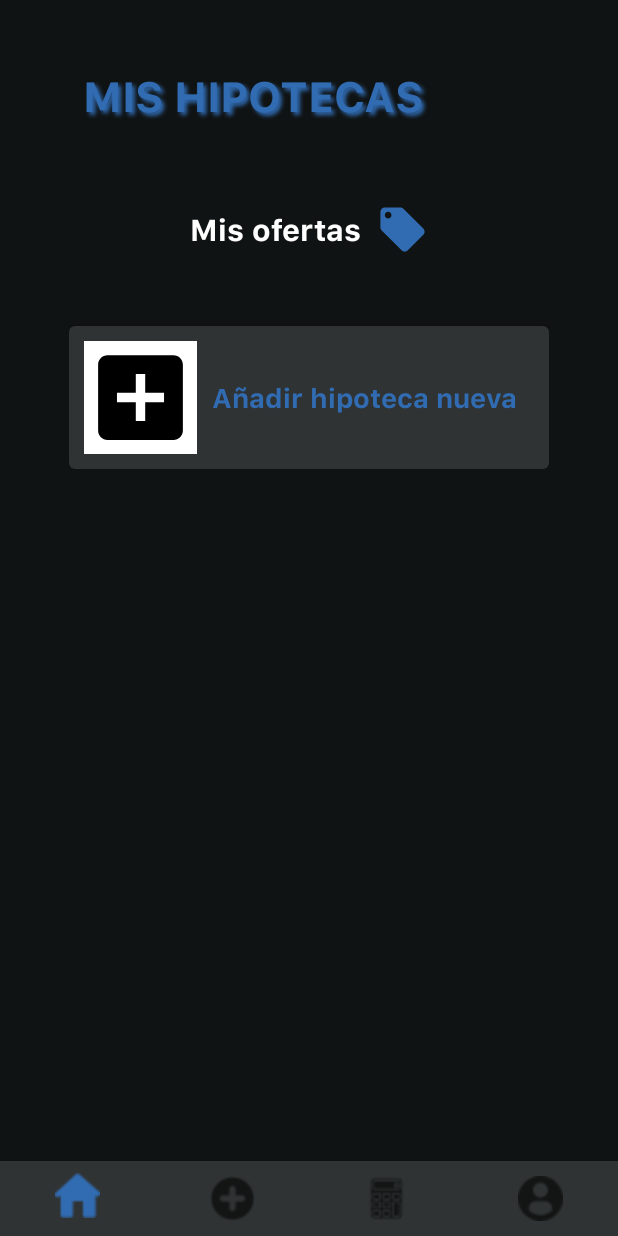
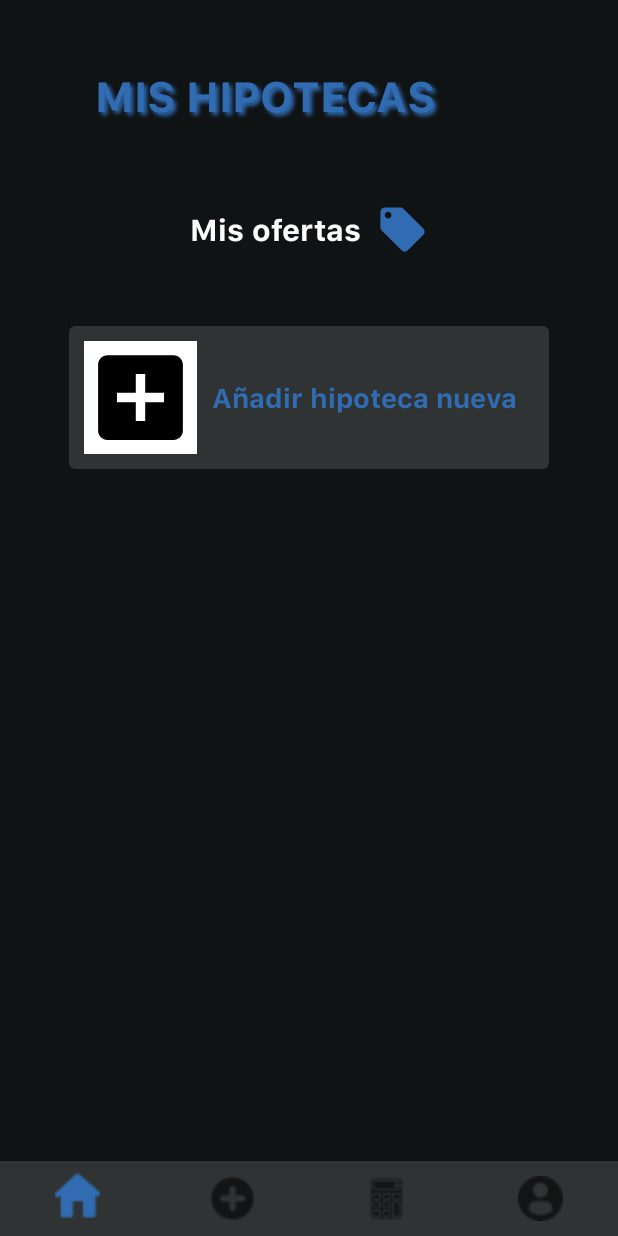
Before and after one commit to Seryiii/TFG-MiHipotecaApp, an Android app: the screen it shows after launch once a user with an empty profile is signed in (PaginaPrincipal), on a phone screen of 412 x 824 dp. Run offline under Robolectric (Android 15) with nearby library versions, the phone set to English and light mode, and no system bars; our stand-ins replace CircleImageView, Firebase (no records; nobody signed in at launch, a user with empty details on screens opened directly), Volley; libraries missing offline, so code that uses them is left out: com.anychart, com.anychart.core; network calls fail; 3 statements that could not run were skipped.

Commit message:
pequeños cambios visuales

```diff
--- a/MiHipotecaApp/app/src/main/res/layout/activity_recuperar_contra.xml
+++ b/MiHipotecaApp/app/src/main/res/layout/activity_recuperar_contra.xml
@@ -23,7 +23,7 @@
         android:shadowDy="3"
         android:shadowRadius="3"
         android:scaleType="centerCrop"
-        android:text="@string/label_recuperar_contrasenia"
+        android:text="@string/label_recuperar_contrasenia_titulo"
         android:textSize="36sp"
         app:layout_constraintEnd_toEndOf="parent"
         app:layout_constraintStart_toStartOf="parent"
--- a/MiHipotecaApp/app/src/main/res/layout/fragment_tus_hipotecas.xml
+++ b/MiHipotecaApp/app/src/main/res/layout/fragment_tus_hipotecas.xml
@@ -24,17 +24,17 @@
                 android:id="@+id/textView"
                 android:layout_width="0dp"
                 android:layout_height="wrap_content"
+                android:layout_marginStart="46dp"
+                android:layout_marginTop="44dp"
                 android:layout_weight="1"
-                android:layout_marginTop="44dp"
-                android:layout_marginStart="30dp"
-                android:text="@string/titulo_actividad_principal"
                 android:fontFamily="@font/text_bold"
-                android:textColor="@color/titulo2"
+                android:gravity="center"
                 android:shadowColor="@color/dark_blue"
                 android:shadowDx="3"
                 android:shadowDy="3"
                 android:shadowRadius="3"
-                android:gravity="center"
+                android:text="@string/titulo_actividad_principal"
+                android:textColor="@color/titulo2"
                 android:textSize="28dp"
                 app:layout_constraintEnd_toStartOf="@+id/foto_perfil_pag_principal"
                 app:layout_constraintHorizontal_bias="0.662"
--- a/MiHipotecaApp/app/src/main/res/values/strings.xml
+++ b/MiHipotecaApp/app/src/main/res/values/strings.xml
@@ -25,6 +25,7 @@
     <string name="label_contrasenia_nueva">Contraseña nueva</string>
     <string name="label_ejemplo_contrasenia">************</string>
     <string name="label_recuperar_contrasenia"><u><b>Recuperar contraseña</b></u></string>
+    <string name="label_recuperar_contrasenia_titulo">Recuperar contraseña</string>
     <string name="label_no_tienes_cuenta">¿No tienes cuenta? <u><b>Regístrate aquí</b></u></string>
     <string name="label_registro">Registro</string>
     <string name="label_datos_de_acceso">Datos de acceso</string>
```
